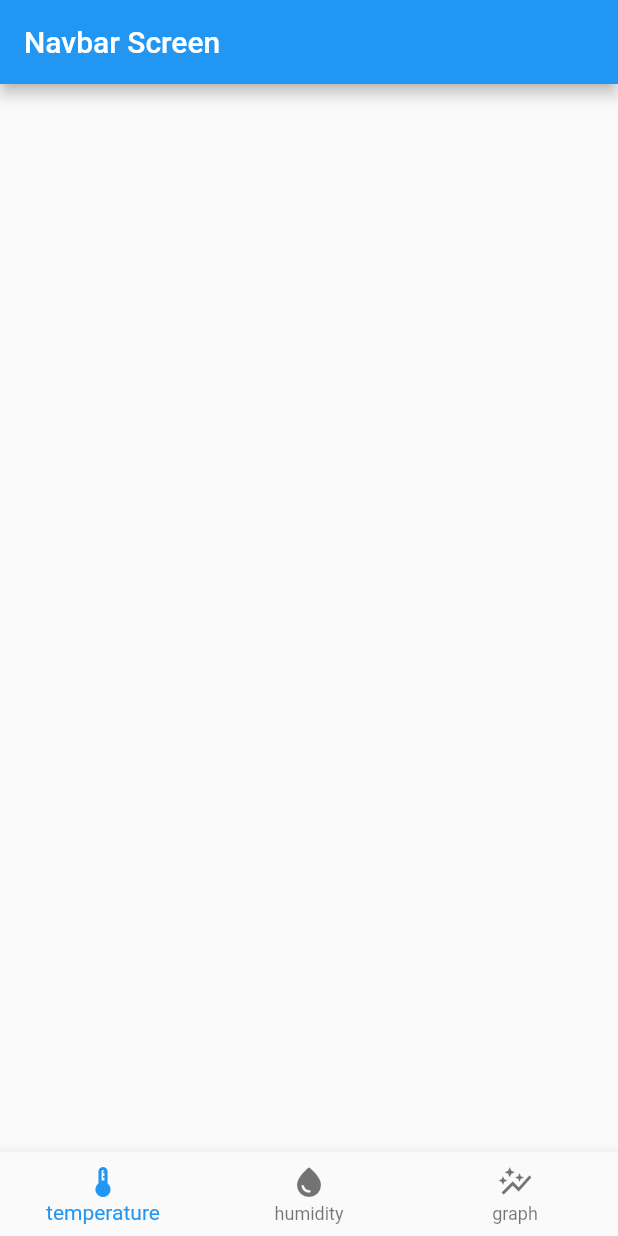
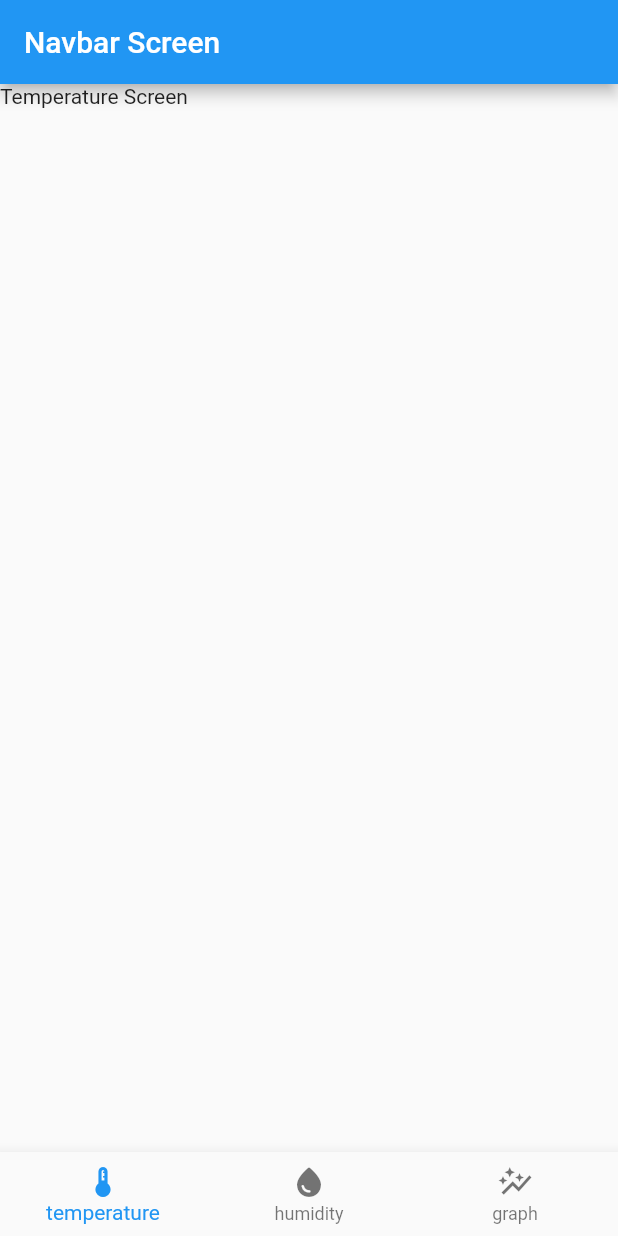
Before and after one commit to elmiliano/SB-129, a Flutter app: the screen it shows after launch, on a phone screen of 412 x 824 dp. Run offline on Flutter 3.47's test engine with Material 2 defaults, Android fonts, the phone set to English and light mode, and no system bars.

Commit message:
Added text indicators to screens

```diff
--- a/sb129/lib/screens/graph_screen.dart
+++ b/sb129/lib/screens/graph_screen.dart
@@ -5,6 +5,6 @@ class GraphScreen extends StatelessWidget {
 
   @override
   Widget build(BuildContext context) {
-    return Container();
+    return const Text('Graph Screen');
   }
 }
--- a/sb129/lib/screens/humidity_screen.dart
+++ b/sb129/lib/screens/humidity_screen.dart
@@ -5,6 +5,6 @@ class HumidityScreen extends StatelessWidget {
 
   @override
   Widget build(BuildContext context) {
-    return Container();
+    return const Text('Humidity Screen');
   }
 }
--- a/sb129/lib/screens/temp_screen.dart
+++ b/sb129/lib/screens/temp_screen.dart
@@ -5,6 +5,6 @@ class TempScreen extends StatelessWidget {
 
   @override
   Widget build(BuildContext context) {
-    return Container();
+    return const Text('Temperature Screen');
   }
 }
```
